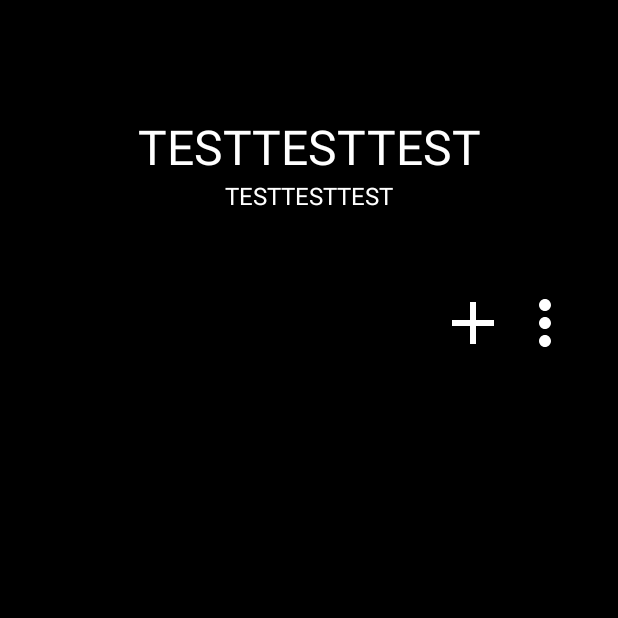
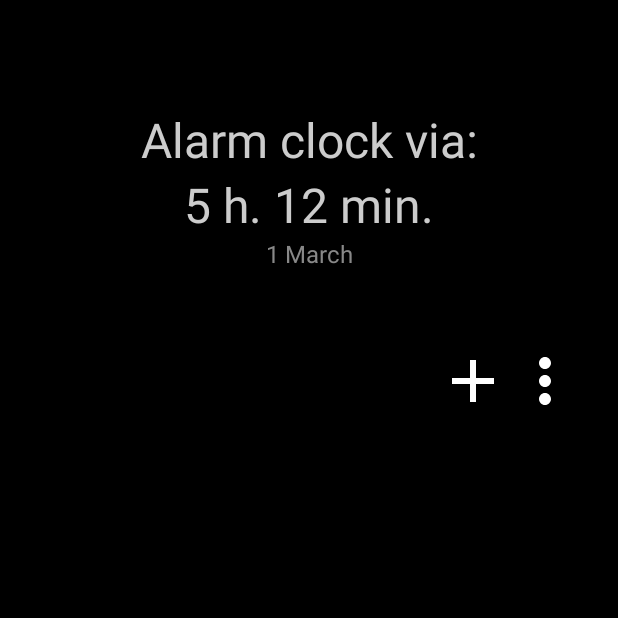
Before and after one commit to pAdre91/AlarmClock_V2, an Android app: the screen it shows after launch (MainActivity), on a phone screen of 412 x 824 dp, the top half of it. Run offline under Robolectric (Android 15) with nearby library versions, the phone set to English and light mode, and no system bars; our stand-ins replace Dagger/Hilt's generated code, Room's generated code.

Commit message:
nearest alarm time displayed

```diff
--- a/app/src/main/java/com/example/alarmclockv2/services/impl/AlarmClockService.kt
+++ b/app/src/main/java/com/example/alarmclockv2/services/impl/AlarmClockService.kt
@@ -11,15 +11,15 @@ class AlarmClockService @Inject constructor() : IAlarmClockService
     lateinit var storage : IAlarmClockStorage
 
 
-    override fun getAllAlarmClocks(): List<AlarmInfo> {
+    override suspend fun getAllAlarmClocks(): List<AlarmInfo> {
         TODO("Not yet implemented")
     }
 
-    override fun setTimer(timeMS: Long, intent: Intent, alarmInfo: AlarmInfo) {
+    override suspend fun setTimer(timeMS: Long, intent: Intent, alarmInfo: AlarmInfo) {
         TODO("Not yet implemented")
     }
 
-    override fun removeTimer(timeMS: Long) {
+    override suspend fun removeTimer(timeMS: Long) {
         TODO("Not yet implemented")
     }
 }
--- a/app/src/main/java/com/example/alarmclockv2/services/interfaces/IAlarmClockService.kt
+++ b/app/src/main/java/com/example/alarmclockv2/services/interfaces/IAlarmClockService.kt
@@ -5,7 +5,7 @@ import com.example.alarmclockv2.services.impl.AlarmInfo
 
 interface IAlarmClockService
 {
-    fun getAllAlarmClocks() : List<AlarmInfo>
-    fun setTimer(timeMS : Long, intent : Intent, alarmInfo: AlarmInfo)
-    fun removeTimer(timeMS : Long)
+    suspend fun getAllAlarmClocks() : List<AlarmInfo>
+    suspend fun setTimer(timeMS : Long, intent : Intent, alarmInfo: AlarmInfo)
+    suspend fun removeTimer(timeMS : Long)
 }
--- a/app/src/main/java/com/example/alarmclockv2/ui/screens/AlarmListFragment.kt
+++ b/app/src/main/java/com/example/alarmclockv2/ui/screens/AlarmListFragment.kt
@@ -8,8 +8,8 @@ import androidx.navigation.fragment.findNavController
 import com.example.alarmclockv2.App
 import com.example.alarmclockv2.R
 import com.example.alarmclockv2.databinding.FragmentAlarmListBinding
-import com.example.alarmclockv2.viewModels.AlarmInfoViewModel
 import com.example.alarmclockv2.viewModels.AlarmListViewModel
+import java.text.DateFormatSymbols
 
 class AlarmListFragment : Fragment(R.layout.fragment_alarm_list)
 {
@@ -24,5 +24,44 @@ class AlarmListFragment : Fragment(R.layout.fragment_alarm_list)
         binding.addAlarmClockButton.setOnClickListener {
             findNavController().navigate(R.id.action_alarmListFragment_to_alarmInfoFragment)
         }
+
+        displayNearestTimer()
+        displayTimersList()
+    }
+
+    private fun displayNearestTimer()
+    {
+        val alarmDate = viewModel.getNearestAlarmDate()
+        val nearestAlarmTime = StringBuilder()
+
+        nearestAlarmTime.append(alarmDate.hours).append(" ").append(resources.getString(R.string.hour)).append(" ")
+            .append(alarmDate.minutes).append(" ").append(resources.getString(R.string.minutes))
+        binding.nearestAlarmClockTime.text = nearestAlarmTime
+
+        val nearestAlarmDate = StringBuilder()
+        val dfs = DateFormatSymbols().months
+        nearestAlarmDate.append(alarmDate.day).append(" ").append(dfs[alarmDate.month])
+        binding.nearestAlarmClockDate.text = nearestAlarmDate
+
+    }
+
+    private fun displayTimersList()
+    {
+
+    }
+
+    private fun switchTimerActive()     //Изменить принимаемое значение
+    {
+
+    }
+
+    private fun removeTimers()     //Изменить принимаемое значение, реализацию оставить на потом
+    {
+
+    }
+
+    private fun getLocalizedMonth(monthNumber : Int) : String
+    {
+        return ""
     }
 }
--- a/app/src/main/java/com/example/alarmclockv2/viewModels/AlarmListViewModel.kt
+++ b/app/src/main/java/com/example/alarmclockv2/viewModels/AlarmListViewModel.kt
@@ -8,4 +8,38 @@ class AlarmListViewModel : ViewModel()
 {
     @Inject
     lateinit var alarmClockService: IAlarmClockService
+
+    fun getAlarmClockList() : List<DisplayTimerInfo>
+    {
+        return emptyList()
+    }
+
+    fun getNearestAlarmDate() : FormattedDate
+    {
+        return FormattedDate(12,5, 1, 2)
+    }
+
+    fun switchTimerActive(timeMS: Long, isActive : Boolean)
+    {
+
+    }
+
+    fun removeTimer(timeMS : Long)
+    {
+
+    }
 }
+
+data class DisplayTimerInfo(
+    val timeMS : Long,
+    val name : String,
+    val formattedTime : FormattedDate,
+    val isActive : Boolean
+)
+
+data class FormattedDate(
+    val minutes : Int,
+    val hours : Int,
+    val day : Int,
+    val month : Int
+)
--- a/app/src/main/res/layout/fragment_alarm_list.xml
+++ b/app/src/main/res/layout/fragment_alarm_list.xml
@@ -24,16 +24,30 @@
         >
 
         <TextView
+            android:id="@+id/nearestAlarmClockHeader"
+            android:layout_width="match_parent"
+            android:layout_height="wrap_content"
+
+            app:layout_constraintTop_toTopOf="parent"
+            app:layout_constraintBottom_toTopOf="@id/nearestAlarmClockTime"
+
+            android:text="@string/alarm_clock_via"
+            android:textSize="32sp"
+            android:textColor="@color/gray_white"
+            android:gravity="center"
+            />
+
+        <TextView
             android:id="@+id/nearestAlarmClockTime"
             android:layout_width="match_parent"
             android:layout_height="wrap_content"
 
-            app:layout_constraintTop_toTopOf="parent"
+            app:layout_constraintTop_toBottomOf="@id/nearestAlarmClockHeader"
             app:layout_constraintBottom_toTopOf="@id/nearestAlarmClockDate"
 
             android:text="TESTTESTTEST"
             android:textSize="32sp"
-            android:textColor="@color/white"
+            android:textColor="@color/gray_white"
             android:gravity="center"
             />
 
@@ -46,7 +60,7 @@
 
             android:text="TESTTESTTEST"
             android:textSize="16sp"
-            android:textColor="@color/white"
+            android:textColor="@color/gray_medium"
             android:gravity="center"
             />
     </androidx.constraintlayout.widget.ConstraintLayout>
--- a/app/src/main/res/values/strings.xml
+++ b/app/src/main/res/values/strings.xml
@@ -1,3 +1,10 @@
 <resources>
     <string name="app_name">AlarmClockV2</string>
+
+    <string name="alarm_clock_via">Alarm clock via:</string>
+
+    <string name="hour">h.</string>
+    <string name="minutes">min.</string>
+
+
 </resources>
```
Also changed, not shown: 1 other file.
